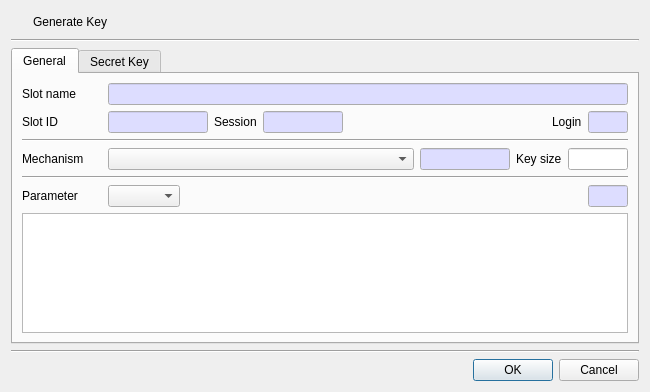
Above: CryptokiMan/gen_key_dlg.ui from jykim74/CryptokiMan before the change. Below: the same form after it.
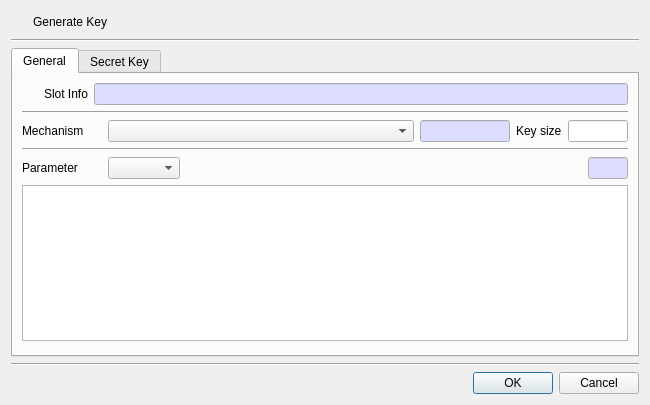
That is the form after the change. Icons and pictures are not drawn.

Patch:
```diff
--- a/CryptokiMan/gen_key_dlg.ui
+++ b/CryptokiMan/gen_key_dlg.ui
@@ -7,7 +7,7 @@
     <x>0</x>
     <y>0</y>
     <width>650</width>
-    <height>388</height>
+    <height>405</height>
    </rect>
   </property>
   <property name="windowTitle">
@@ -73,250 +73,79 @@
          <property name="topMargin">
           <number>0</number>
          </property>
-         <item row="0" column="0">
+         <item row="0" column="2">
+          <widget class="QLineEdit" name="mSlotInfoText">
+           <property name="palette">
+            <palette>
+             <active>
+              <colorrole role="Base">
+               <brush brushstyle="SolidPattern">
+                <color alpha="255">
+                 <red>221</red>
+                 <green>221</green>
+                 <blue>255</blue>
+                </color>
+               </brush>
+              </colorrole>
+             </active>
+             <inactive>
+              <colorrole role="Base">
+               <brush brushstyle="SolidPattern">
+                <color alpha="255">
+                 <red>221</red>
+                 <green>221</green>
+                 <blue>255</blue>
+                </color>
+               </brush>
+              </colorrole>
+             </inactive>
+             <disabled/>
+            </palette>
+           </property>
+           <property name="readOnly">
+            <bool>true</bool>
+           </property>
+          </widget>
+         </item>
+         <item row="0" column="1">
           <widget class="QLabel" name="label">
            <property name="minimumSize">
             <size>
-             <width>80</width>
+             <width>0</width>
              <height>0</height>
             </size>
            </property>
            <property name="text">
-            <string>Slot name</string>
-           </property>
-          </widget>
-         </item>
-         <item row="0" column="1">
-          <widget class="QLineEdit" name="mSlotNameText">
-           <property name="palette">
-            <palette>
-             <active>
-              <colorrole role="Base">
-               <brush brushstyle="SolidPattern">
-                <color alpha="255">
-                 <red>221</red>
-                 <green>221</green>
-                 <blue>255</blue>
-                </color>
-               </brush>
-              </colorrole>
-             </active>
-             <inactive>
-              <colorrole role="Base">
-               <brush brushstyle="SolidPattern">
-                <color alpha="255">
-                 <red>221</red>
-                 <green>221</green>
-                 <blue>255</blue>
-                </color>
-               </brush>
-              </colorrole>
-             </inactive>
-             <disabled/>
-            </palette>
-           </property>
-           <property name="readOnly">
-            <bool>true</bool>
-           </property>
-          </widget>
-         </item>
-        </layout>
-       </item>
-       <item>
-        <layout class="QGridLayout" name="gridLayout_3">
-         <property name="topMargin">
-          <number>0</number>
-         </property>
-         <item row="0" column="1">
-          <widget class="QLineEdit" name="mSlotIDText">
-           <property name="maximumSize">
-            <size>
-             <width>100</width>
-             <height>16777215</height>
-            </size>
-           </property>
-           <property name="palette">
-            <palette>
-             <active>
-              <colorrole role="Base">
-               <brush brushstyle="SolidPattern">
-                <color alpha="255">
-                 <red>221</red>
-                 <green>221</green>
-                 <blue>255</blue>
-                </color>
-               </brush>
-              </colorrole>
-             </active>
-             <inactive>
-              <colorrole role="Base">
-               <brush brushstyle="SolidPattern">
-                <color alpha="255">
-                 <red>221</red>
-                 <green>221</green>
-                 <blue>255</blue>
-                </color>
-               </brush>
-              </colorrole>
-             </inactive>
-             <disabled>
-              <colorrole role="Base">
-               <brush brushstyle="SolidPattern">
-                <color alpha="255">
-                 <red>240</red>
-                 <green>240</green>
-                 <blue>240</blue>
-                </color>
-               </brush>
-              </colorrole>
-             </disabled>
-            </palette>
-           </property>
-           <property name="readOnly">
-            <bool>true</bool>
-           </property>
-          </widget>
-         </item>
-         <item row="0" column="3">
-          <widget class="QLineEdit" name="mSessionText">
-           <property name="maximumSize">
-            <size>
-             <width>80</width>
-             <height>16777215</height>
-            </size>
-           </property>
-           <property name="palette">
-            <palette>
-             <active>
-              <colorrole role="Base">
-               <brush brushstyle="SolidPattern">
-                <color alpha="255">
-                 <red>221</red>
-                 <green>221</green>
-                 <blue>255</blue>
-                </color>
-               </brush>
-              </colorrole>
-             </active>
-             <inactive>
-              <colorrole role="Base">
-               <brush brushstyle="SolidPattern">
-                <color alpha="255">
-                 <red>221</red>
-                 <green>221</green>
-                 <blue>255</blue>
-                </color>
-               </brush>
-              </colorrole>
-             </inactive>
-             <disabled>
-              <colorrole role="Base">
-               <brush brushstyle="SolidPattern">
-                <color alpha="255">
-                 <red>240</red>
-                 <green>240</green>
-                 <blue>240</blue>
-                </color>
-               </brush>
-              </colorrole>
-             </disabled>
-            </palette>
-           </property>
-           <property name="readOnly">
-            <bool>true</bool>
-           </property>
-          </widget>
-         </item>
-         <item row="0" column="6">
-          <widget class="QLineEdit" name="mLoginText">
-           <property name="maximumSize">
-            <size>
-             <width>40</width>
-             <height>16777215</height>
-            </size>
-           </property>
-           <property name="palette">
-            <palette>
-             <active>
-              <colorrole role="Base">
-               <brush brushstyle="SolidPattern">
-                <color alpha="255">
-                 <red>221</red>
-                 <green>221</green>
-                 <blue>255</blue>
-                </color>
-               </brush>
-              </colorrole>
-             </active>
-             <inactive>
-              <colorrole role="Base">
-               <brush brushstyle="SolidPattern">
-                <color alpha="255">
-                 <red>221</red>
-                 <green>221</green>
-                 <blue>255</blue>
-                </color>
-               </brush>
-              </colorrole>
-             </inactive>
-             <disabled>
-              <colorrole role="Base">
-               <brush brushstyle="SolidPattern">
-                <color alpha="255">
-                 <red>240</red>
-                 <green>240</green>
-                 <blue>240</blue>
-                </color>
-               </brush>
-              </colorrole>
-             </disabled>
-            </palette>
-           </property>
-           <property name="readOnly">
-            <bool>true</bool>
-           </property>
-          </widget>
-         </item>
-         <item row="0" column="2">
-          <widget class="QLabel" name="label_7">
-           <property name="text">
-            <string>Session</string>
-           </property>
-          </widget>
-         </item>
-         <item row="0" column="5">
-          <widget class="QLabel" name="label_8">
-           <property name="text">
-            <string>Login</string>
+            <string>Slot Info</string>
            </property>
           </widget>
          </item>
          <item row="0" column="0">
-          <widget class="QLabel" name="label_6">
+          <widget class="QPushButton" name="mSlotBtn">
            <property name="minimumSize">
             <size>
-             <width>80</width>
+             <width>16</width>
              <height>0</height>
             </size>
            </property>
+           <property name="maximumSize">
+            <size>
+             <width>16</width>
+             <height>16777215</height>
+            </size>
+           </property>
            <property name="text">
-            <string>Slot ID</string>
+            <string/>
+           </property>
+           <property name="icon">
+            <iconset resource="cryptokiman.qrc">
+             <normaloff>:/images/slot.png</normaloff>:/images/slot.png</iconset>
+           </property>
+           <property name="flat">
+            <bool>true</bool>
            </property>
           </widget>
          </item>
-         <item row="0" column="4">
-          <spacer name="horizontalSpacer_2">
-           <property name="orientation">
-            <enum>Qt::Horizontal</enum>
-           </property>
-           <property name="sizeHint" stdset="0">
-            <size>
-             <width>40</width>
-             <height>20</height>
-            </size>
-           </property>
-          </spacer>
-         </item>
         </layout>
        </item>
        <item>
```
Left out of the diff: 3 changed lines with no effect on the pictures.
